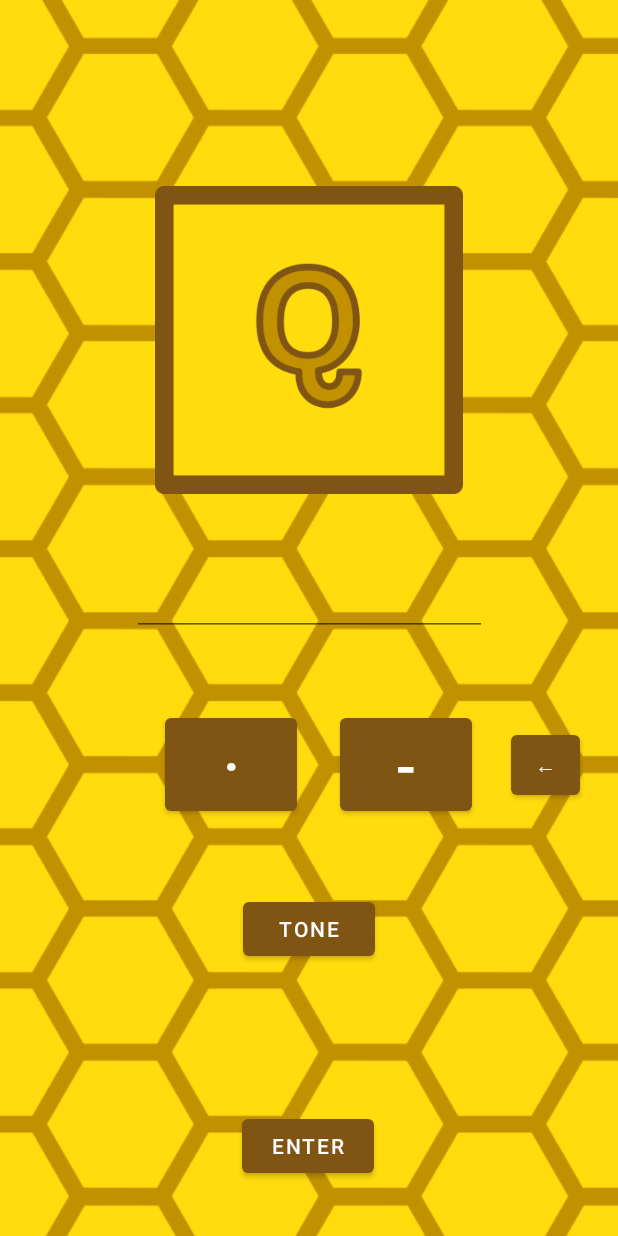
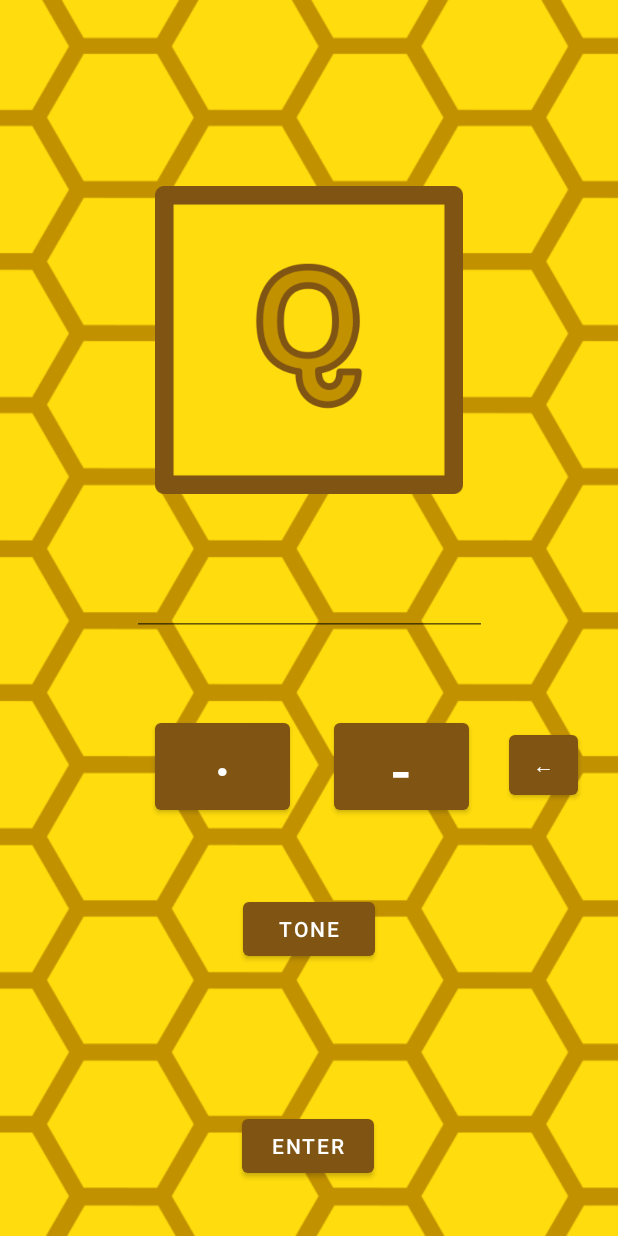
Before and after one commit to AdamBarvesten/MorseCode, an Android app: the LetterToMorseActivity screen opened directly, with no data from a screen before it, on a phone screen of 412 x 824 dp. Run offline under Robolectric (Android 15) with nearby library versions, the light colour scheme and no system bars.

Commit message:
sound fix

```diff
--- a/app/src/main/java/com/example/morsecode/LetterToMorseActivity.java
+++ b/app/src/main/java/com/example/morsecode/LetterToMorseActivity.java
@@ -12,10 +12,7 @@ import android.os.Bundle;
 import android.os.Handler;
 import android.os.Vibrator;
 import android.text.Editable;
-import android.text.InputType;
 import android.view.MotionEvent;
-import android.view.View;
-import android.view.inputmethod.InputMethodManager;
 import android.widget.Button;
 import android.widget.EditText;
 import android.widget.ImageView;
@@ -64,8 +61,7 @@ public class LetterToMorseActivity extends AppCompatActivity {
         mediaPlayer = MediaPlayer.create(this, R.raw.whoosh);
         mediaPlayerPositive = MediaPlayer.create(this, R.raw.pling);
         mediaPlayerPositive.setVolume(0.5f, 0.5f);
-        mediaPlayerNegative = MediaPlayer.create(this, R.raw.error);
-        mediaPlayerNegative.setVolume(0.5f, 0.5f);
+        mediaPlayerNegative = MediaPlayer.create(this, R.raw.error2);
         Button enterButton = findViewById(R.id.enterButton);
         mEdit = findViewById(R.id.editTextLetter);
         vibrator = (Vibrator) getSystemService(VIBRATOR_SERVICE);
--- a/app/src/main/java/com/example/morsecode/MorseToLetterActivity.java
+++ b/app/src/main/java/com/example/morsecode/MorseToLetterActivity.java
@@ -11,14 +11,12 @@ import android.media.MediaPlayer;
 import android.os.Bundle;
 import android.os.Vibrator;
 import android.text.Editable;
-import android.view.View;
 import android.widget.Button;
 import android.widget.EditText;
 import android.widget.ImageView;
 import android.widget.TextView;
 import android.widget.Toast;
 
-import java.io.File;
 import java.util.Objects;
 
 public class MorseToLetterActivity extends AppCompatActivity {
@@ -52,8 +50,8 @@ public class MorseToLetterActivity extends AppCompatActivity {
         generateRandomletter();
         mediaPlayer = MediaPlayer.create(this, R.raw.whoosh);
         mediaPlayerPositive = MediaPlayer.create(this, R.raw.pling);
-        mediaPlayerPositive.setVolume(0.1f, 0.1f);
-        mediaPlayerNegative = MediaPlayer.create(this, R.raw.error);
+        mediaPlayerPositive.setVolume(0.3f, 0.3f);
+        mediaPlayerNegative = MediaPlayer.create(this, R.raw.error2);
         Button enterButton = findViewById(R.id.enterButton);
         EditText mEdit = findViewById(R.id.editTextLetter);
         enterButton.setOnClickListener(v -> {
--- a/app/src/main/res/layout/activity_letter_to_morse.xml
+++ b/app/src/main/res/layout/activity_letter_to_morse.xml
@@ -69,27 +69,29 @@
 
     <Button
         android:id="@+id/dot_button"
-        android:layout_width="wrap_content"
-        android:layout_height="wrap_content"
+        android:layout_width="90sp"
+        android:layout_height="70sp"
         android:text="·"
         android:textSize="40dp"
         app:layout_constraintBottom_toTopOf="@+id/tone_button"
         app:layout_constraintEnd_toEndOf="parent"
-        app:layout_constraintHorizontal_bias="0.34"
+        app:layout_constraintHorizontal_bias="0.32"
         app:layout_constraintStart_toStartOf="parent"
-        app:layout_constraintTop_toBottomOf="@+id/editTextLetter" />
+        app:layout_constraintTop_toBottomOf="@+id/editTextLetter"
+        app:layout_constraintVertical_bias="0.509" />
 
     <Button
         android:id="@+id/dash_button"
-        android:layout_width="wrap_content"
-        android:layout_height="wrap_content"
+        android:layout_width="90sp"
+        android:layout_height="70sp"
         android:text="-"
         android:textSize="40dp"
         app:layout_constraintBottom_toTopOf="@+id/tone_button"
         app:layout_constraintEnd_toEndOf="parent"
-        app:layout_constraintHorizontal_bias="0.7"
+        app:layout_constraintHorizontal_bias="0.691"
         app:layout_constraintStart_toStartOf="parent"
-        app:layout_constraintTop_toBottomOf="@+id/editTextLetter" />
+        app:layout_constraintTop_toBottomOf="@+id/editTextLetter"
+        app:layout_constraintVertical_bias="0.509" />
 
     <Button
         android:id="@+id/backspace_button"
```
Also changed, not shown: 1 other file.
